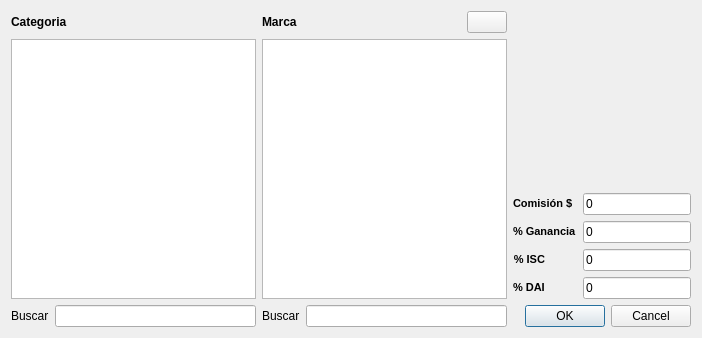
Old version of the form src/ui/articulos.ui in the repository armonge/EsquipulasPy.
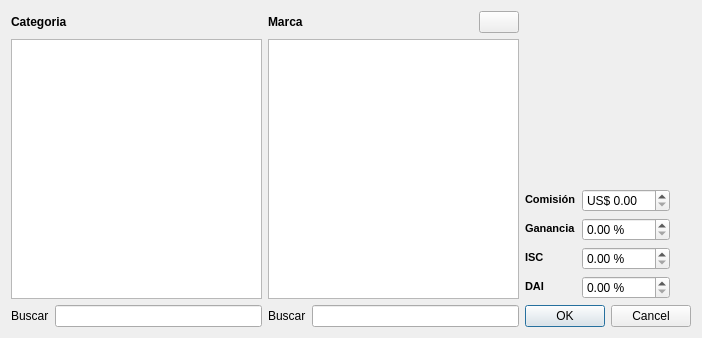
New version of the form. Icons and pictures are not drawn.

Patch:
```diff
--- a/src/ui/articulos.ui
+++ b/src/ui/articulos.ui
@@ -75,18 +75,8 @@
         <string>&lt;!DOCTYPE HTML PUBLIC &quot;-//W3C//DTD HTML 4.0//EN&quot; &quot;http://www.w3.org/TR/REC-html40/strict.dtd&quot;&gt;
 &lt;html&gt;&lt;head&gt;&lt;meta name=&quot;qrichtext&quot; content=&quot;1&quot; /&gt;&lt;style type=&quot;text/css&quot;&gt;
 p, li { white-space: pre-wrap; }
-&lt;/style&gt;&lt;/head&gt;&lt;body style=&quot; font-family:'MS Shell Dlg 2'; font-size:8.25pt; font-weight:400; font-style:normal;&quot;&gt;
-&lt;p style=&quot; margin-top:0px; margin-bottom:0px; margin-left:0px; margin-right:0px; -qt-block-indent:0; text-indent:0px;&quot;&gt;&lt;span style=&quot; font-weight:600;&quot;&gt;Comisión $&lt;/span&gt;&lt;/p&gt;&lt;/body&gt;&lt;/html&gt;</string>
-       </property>
-       <property name="buddy">
-        <cstring>txtComission</cstring>
-       </property>
-      </widget>
-     </item>
-     <item row="1" column="1">
-      <widget class="QLineEdit" name="txtComission">
-       <property name="text">
-        <string>0</string>
+&lt;/style&gt;&lt;/head&gt;&lt;body style=&quot; font-family:'Sans Serif'; font-size:10pt; font-weight:400; font-style:normal;&quot;&gt;
+&lt;p style=&quot; margin-top:0px; margin-bottom:0px; margin-left:0px; margin-right:0px; -qt-block-indent:0; text-indent:0px;&quot;&gt;&lt;span style=&quot; font-family:'MS Shell Dlg 2'; font-size:8pt; font-weight:600;&quot;&gt;Comisión&lt;/span&gt;&lt;/p&gt;&lt;/body&gt;&lt;/html&gt;</string>
        </property>
       </widget>
      </item>
@@ -102,18 +92,8 @@
         <string>&lt;!DOCTYPE HTML PUBLIC &quot;-//W3C//DTD HTML 4.0//EN&quot; &quot;http://www.w3.org/TR/REC-html40/strict.dtd&quot;&gt;
 &lt;html&gt;&lt;head&gt;&lt;meta name=&quot;qrichtext&quot; content=&quot;1&quot; /&gt;&lt;style type=&quot;text/css&quot;&gt;
 p, li { white-space: pre-wrap; }
-&lt;/style&gt;&lt;/head&gt;&lt;body style=&quot; font-family:'MS Shell Dlg 2'; font-size:8.25pt; font-weight:400; font-style:normal;&quot;&gt;
-&lt;p align=&quot;right&quot; style=&quot; margin-top:0px; margin-bottom:0px; margin-left:0px; margin-right:0px; -qt-block-indent:0; text-indent:0px;&quot;&gt;&lt;span style=&quot; font-weight:600;&quot;&gt;% ISC&lt;/span&gt;&lt;/p&gt;&lt;/body&gt;&lt;/html&gt;</string>
-       </property>
-       <property name="buddy">
-        <cstring>txtISC</cstring>
-       </property>
-      </widget>
-     </item>
-     <item row="3" column="1">
-      <widget class="QLineEdit" name="txtISC">
-       <property name="text">
-        <string>0</string>
+&lt;/style&gt;&lt;/head&gt;&lt;body style=&quot; font-family:'Sans Serif'; font-size:10pt; font-weight:400; font-style:normal;&quot;&gt;
+&lt;p style=&quot; margin-top:0px; margin-bottom:0px; margin-left:0px; margin-right:0px; -qt-block-indent:0; text-indent:0px;&quot;&gt;&lt;span style=&quot; font-family:'MS Shell Dlg 2'; font-size:8pt; font-weight:600;&quot;&gt;ISC&lt;/span&gt;&lt;/p&gt;&lt;/body&gt;&lt;/html&gt;</string>
        </property>
       </widget>
      </item>
@@ -123,18 +103,8 @@
         <string>&lt;!DOCTYPE HTML PUBLIC &quot;-//W3C//DTD HTML 4.0//EN&quot; &quot;http://www.w3.org/TR/REC-html40/strict.dtd&quot;&gt;
 &lt;html&gt;&lt;head&gt;&lt;meta name=&quot;qrichtext&quot; content=&quot;1&quot; /&gt;&lt;style type=&quot;text/css&quot;&gt;
 p, li { white-space: pre-wrap; }
-&lt;/style&gt;&lt;/head&gt;&lt;body style=&quot; font-family:'MS Shell Dlg 2'; font-size:8.25pt; font-weight:400; font-style:normal;&quot;&gt;
-&lt;p style=&quot; margin-top:0px; margin-bottom:0px; margin-left:0px; margin-right:0px; -qt-block-indent:0; text-indent:0px;&quot;&gt;&lt;span style=&quot; font-size:8pt; font-weight:600;&quot;&gt;% DAI&lt;/span&gt;&lt;/p&gt;&lt;/body&gt;&lt;/html&gt;</string>
-       </property>
-       <property name="buddy">
-        <cstring>txtDAI</cstring>
-       </property>
-      </widget>
-     </item>
-     <item row="4" column="1">
-      <widget class="QLineEdit" name="txtDAI">
-       <property name="text">
-        <string>0</string>
+&lt;/style&gt;&lt;/head&gt;&lt;body style=&quot; font-family:'Sans Serif'; font-size:10pt; font-weight:400; font-style:normal;&quot;&gt;
+&lt;p style=&quot; margin-top:0px; margin-bottom:0px; margin-left:0px; margin-right:0px; -qt-block-indent:0; text-indent:0px;&quot;&gt;&lt;span style=&quot; font-family:'MS Shell Dlg 2'; font-size:8pt; font-weight:600;&quot;&gt;DAI&lt;/span&gt;&lt;/p&gt;&lt;/body&gt;&lt;/html&gt;</string>
        </property>
       </widget>
      </item>
@@ -157,18 +127,60 @@
         <string>&lt;!DOCTYPE HTML PUBLIC &quot;-//W3C//DTD HTML 4.0//EN&quot; &quot;http://www.w3.org/TR/REC-html40/strict.dtd&quot;&gt;
 &lt;html&gt;&lt;head&gt;&lt;meta name=&quot;qrichtext&quot; content=&quot;1&quot; /&gt;&lt;style type=&quot;text/css&quot;&gt;
 p, li { white-space: pre-wrap; }
-&lt;/style&gt;&lt;/head&gt;&lt;body style=&quot; font-family:'MS Shell Dlg 2'; font-size:8.25pt; font-weight:400; font-style:normal;&quot;&gt;
-&lt;p style=&quot; margin-top:0px; margin-bottom:0px; margin-left:0px; margin-right:0px; -qt-block-indent:0; text-indent:0px;&quot;&gt;&lt;span style=&quot; font-size:8pt; font-weight:600;&quot;&gt;% Ganancia&lt;/span&gt;&lt;/p&gt;&lt;/body&gt;&lt;/html&gt;</string>
+&lt;/style&gt;&lt;/head&gt;&lt;body style=&quot; font-family:'Sans Serif'; font-size:10pt; font-weight:400; font-style:normal;&quot;&gt;
+&lt;p style=&quot; margin-top:0px; margin-bottom:0px; margin-left:0px; margin-right:0px; -qt-block-indent:0; text-indent:0px;&quot;&gt;&lt;span style=&quot; font-family:'MS Shell Dlg 2'; font-size:8pt; font-weight:600;&quot;&gt;Ganancia&lt;/span&gt;&lt;/p&gt;&lt;/body&gt;&lt;/html&gt;</string>
        </property>
-       <property name="buddy">
-        <cstring>txtProfit</cstring>
+      </widget>
+     </item>
+     <item row="1" column="1">
+      <widget class="QDoubleSpinBox" name="sbComission">
+       <property name="minimumSize">
+        <size>
+         <width>88</width>
+         <height>0</height>
+        </size>
+       </property>
+       <property name="prefix">
+        <string>US$ </string>
        </property>
       </widget>
      </item>
      <item row="2" column="1">
-      <widget class="QLineEdit" name="txtProfit">
-       <property name="text">
-        <string>0</string>
+      <widget class="QDoubleSpinBox" name="sbProfit">
+       <property name="minimumSize">
+        <size>
+         <width>88</width>
+         <height>0</height>
+        </size>
+       </property>
+       <property name="suffix">
+        <string> %</string>
+       </property>
+      </widget>
+     </item>
+     <item row="3" column="1">
+      <widget class="QDoubleSpinBox" name="sbISC">
+       <property name="minimumSize">
+        <size>
+         <width>88</width>
+         <height>0</height>
+        </size>
+       </property>
+       <property name="suffix">
+        <string> %</string>
+       </property>
+      </widget>
+     </item>
+     <item row="4" column="1">
+      <widget class="QDoubleSpinBox" name="sbDAI">
+       <property name="minimumSize">
+        <size>
+         <width>88</width>
+         <height>0</height>
+        </size>
+       </property>
+       <property name="suffix">
+        <string> %</string>
        </property>
       </widget>
      </item>
```
Left out of the diff: 4 changed lines with no effect on the pictures.
